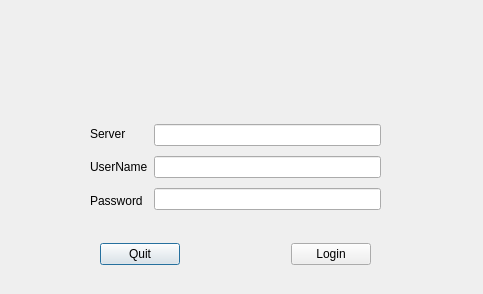
Qt form logindialog.ui (liuyufeng509/cloud-client) before a commit.
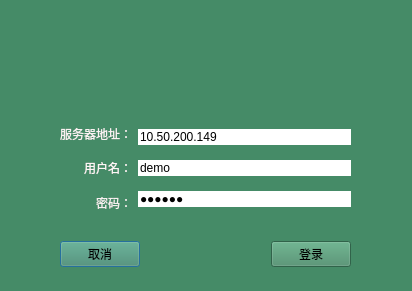
The same form after that commit. Icons and pictures are not drawn.

```diff
--- a/logindialog.ui
+++ b/logindialog.ui
@@ -6,27 +6,34 @@
    <rect>
     <x>0</x>
     <y>0</y>
-    <width>483</width>
-    <height>294</height>
+    <width>412</width>
+    <height>291</height>
    </rect>
   </property>
   <property name="windowTitle">
-   <string>Dialog</string>
+   <string>登录窗口</string>
+  </property>
+  <property name="windowIcon">
+   <iconset resource="resource.qrc">
+    <normaloff>:/new/index/taskbar</normaloff>:/new/index/taskbar</iconset>
+  </property>
+  <property name="styleSheet">
+   <string notr="true">background-color: rgb(69, 139, 103);</string>
   </property>
   <widget class="QWidget" name="layoutWidget">
    <property name="geometry">
     <rect>
-     <x>100</x>
+     <x>60</x>
      <y>240</y>
-     <width>271</width>
-     <height>28</height>
+     <width>291</width>
+     <height>29</height>
     </rect>
    </property>
    <layout class="QHBoxLayout" name="horizontalLayout_2">
     <item>
      <widget class="QPushButton" name="quitPushButton">
       <property name="text">
-       <string>Quit</string>
+       <string>取消</string>
       </property>
      </widget>
     </item>
@@ -46,7 +53,7 @@
     <item>
      <widget class="QPushButton" name="loginPushButton">
       <property name="text">
-       <string>Login</string>
+       <string>登录</string>
       </property>
      </widget>
     </item>
@@ -55,10 +62,10 @@
   <widget class="QWidget" name="layoutWidget">
    <property name="geometry">
     <rect>
-     <x>90</x>
+     <x>60</x>
      <y>120</y>
      <width>291</width>
-     <height>94</height>
+     <height>97</height>
     </rect>
    </property>
    <layout class="QHBoxLayout" name="horizontalLayout">
@@ -67,21 +74,27 @@
       <item>
        <widget class="QLabel" name="label">
         <property name="text">
-         <string>Server</string>
+         <string>&lt;html&gt;&lt;head/&gt;&lt;body&gt;&lt;p&gt;&lt;span style=&quot; color:#f9f2f2;&quot;&gt;服务器地址：&lt;/span&gt;&lt;/p&gt;&lt;/body&gt;&lt;/html&gt;</string>
         </property>
        </widget>
       </item>
       <item>
        <widget class="QLabel" name="label_2">
         <property name="text">
-         <string>UserName</string>
+         <string>&lt;html&gt;&lt;head/&gt;&lt;body&gt;&lt;p&gt;&lt;span style=&quot; color:#fdf6f6;&quot;&gt;用户名：&lt;/span&gt;&lt;/p&gt;&lt;/body&gt;&lt;/html&gt;</string>
+        </property>
+        <property name="alignment">
+         <set>Qt::AlignRight|Qt::AlignTrailing|Qt::AlignVCenter</set>
         </property>
        </widget>
       </item>
       <item>
        <widget class="QLabel" name="label_3">
         <property name="text">
-         <string>Password</string>
+         <string>&lt;html&gt;&lt;head/&gt;&lt;body&gt;&lt;p&gt;&lt;span style=&quot; color:#f7f0f0;&quot;&gt;密码：&lt;/span&gt;&lt;/p&gt;&lt;/body&gt;&lt;/html&gt;</string>
+        </property>
+        <property name="alignment">
+         <set>Qt::AlignRight|Qt::AlignTrailing|Qt::AlignVCenter</set>
         </property>
        </widget>
       </item>
@@ -97,13 +110,35 @@
           <height>0</height>
          </size>
         </property>
+        <property name="styleSheet">
+         <string notr="true">background-color: rgb(255, 255, 255);
+border: 0px solid white;</string>
+        </property>
+        <property name="text">
+         <string>10.50.200.149</string>
+        </property>
        </widget>
       </item>
       <item>
-       <widget class="QLineEdit" name="usernameLineEdit"/>
+       <widget class="QLineEdit" name="usernameLineEdit">
+        <property name="styleSheet">
+         <string notr="true">background-color: rgb(255, 255, 255);
+border: 0px solid white;</string>
+        </property>
+        <property name="text">
+         <string>demo</string>
+        </property>
+       </widget>
       </item>
       <item>
        <widget class="QLineEdit" name="passwdLineEdit">
+        <property name="styleSheet">
+         <string notr="true">background-color: rgb(255, 255, 255);
+border: 0px solid white;</string>
+        </property>
+        <property name="text">
+         <string>123456</string>
+        </property>
         <property name="echoMode">
          <enum>QLineEdit::Password</enum>
         </property>
@@ -125,12 +160,15 @@
    <widget class="QLabel" name="loginLogoLabel">
     <property name="geometry">
      <rect>
-      <x>0</x>
+      <x>30</x>
       <y>10</y>
-      <width>481</width>
+      <width>381</width>
       <height>91</height>
      </rect>
     </property>
+    <property name="styleSheet">
+     <string notr="true">image: url(:/new/index/title);</string>
+    </property>
     <property name="text">
      <string/>
     </property>
```
Left out of the diff: 4 changed lines with no effect on the pictures.
